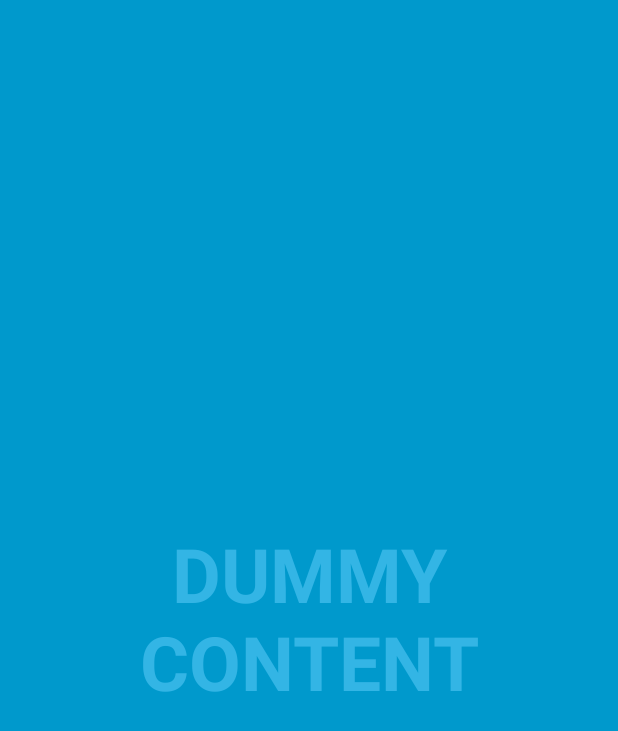
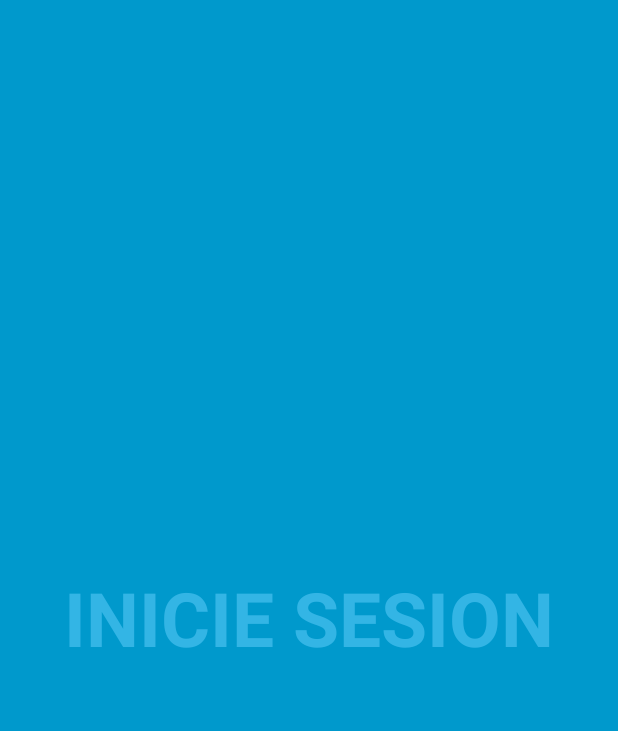
Before and after one commit to Marcelo1706/atarraya_app, an Android app: the screen it shows after launch (FullscreenActivity), on a phone screen of 412 x 824 dp. Shown: the top 731 px of the screen. Run offline under Robolectric (Android 15) with nearby library versions, the phone set to English and light mode, and no system bars.

Commit message:
Creando Activities ( No son cambios grandes) aun estoy en proceso de adaptación :)

```diff
--- a/app/build.gradle
+++ b/app/build.gradle
@@ -26,6 +26,7 @@ dependencies {
     implementation fileTree(dir: "libs", include: ["*.jar"])
     implementation 'androidx.appcompat:appcompat:1.2.0'
     implementation 'androidx.legacy:legacy-support-v4:1.0.0'
+    implementation 'androidx.constraintlayout:constraintlayout:2.0.1'
     testImplementation 'junit:junit:4.12'
     androidTestImplementation 'androidx.test.ext:junit:1.1.2'
     androidTestImplementation 'androidx.test.espresso:espresso-core:3.3.0'
--- a/app/src/main/AndroidManifest.xml
+++ b/app/src/main/AndroidManifest.xml
@@ -9,6 +9,7 @@
         android:roundIcon="@mipmap/ic_launcher_round"
         android:supportsRtl="true"
         android:theme="@style/AppTheme">
+        <activity android:name=".principalMenu"></activity>
         <activity
             android:name=".FullscreenActivity"
             android:configChanges="orientation|keyboardHidden|screenSize"
--- a/app/src/main/res/layout/activity_fullscreen.xml
+++ b/app/src/main/res/layout/activity_fullscreen.xml
@@ -15,7 +15,7 @@
         android:layout_height="match_parent"
         android:gravity="center"
         android:keepScreenOn="true"
-        android:text="@string/dummy_content"
+        android:text="@string/login"
         android:textColor="#33b5e5"
         android:textSize="50sp"
         android:textStyle="bold" />
@@ -43,7 +43,7 @@
                 android:layout_width="0dp"
                 android:layout_height="wrap_content"
                 android:layout_weight="1"
-                android:text="@string/dummy_button" />
+                android:text="@string/pasarpantalla" />
 
         </LinearLayout>
     </FrameLayout>
--- a/app/src/main/res/values/strings.xml
+++ b/app/src/main/res/values/strings.xml
@@ -2,4 +2,6 @@
     <string name="app_name">Liceo Atarraya</string>
     <string name="dummy_button">Dummy Button</string>
     <string name="dummy_content">DUMMY\nCONTENT</string>
+    <string name="pasarpantalla">Pasar Pantalla</string>
+    <string name="login">INICIE SESION</string>
 </resources>
```
Also changed, not shown: app/src/main/java/com/liceoatarraya/app/principalMenu.java (added, +14 -0 lines), app/src/main/res/layout/activity_principal_menu.xml (added, +20 -0 lines).
